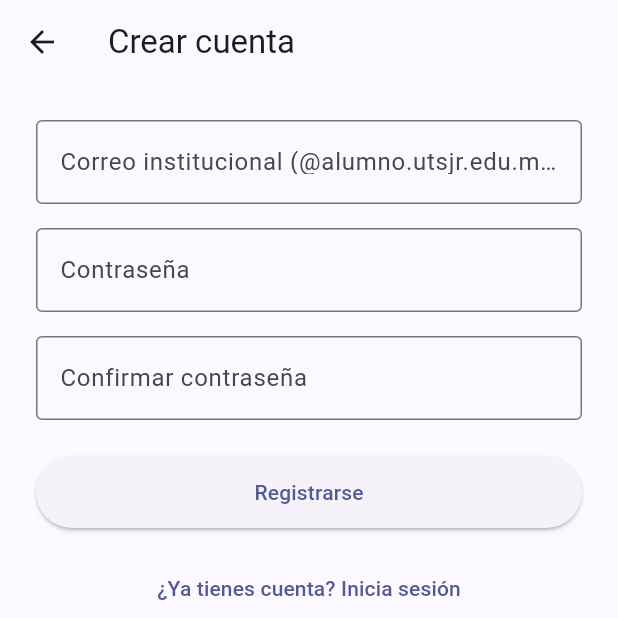
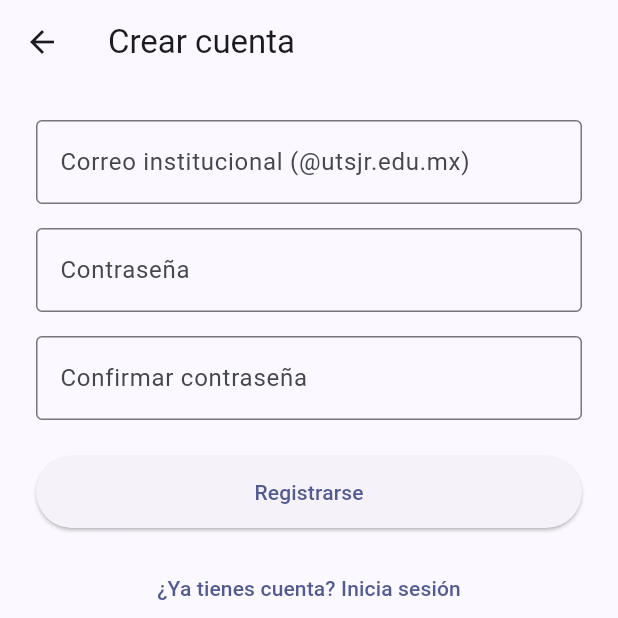
Before and after one commit to Angel050019/UTrueque-DevOps, a Flutter app: the RegistroPage screen opened by its route, on a phone screen of 412 x 824 dp, the top half of it. Run offline on Flutter 3.47's test engine with Material 3 defaults, Android fonts, the phone set to English and light mode, and no system bars; our stand-ins replace connectivity_plus, equatable, flutter_bloc, image_picker, supabase_flutter; accounts and stored records are empty.

Commit message:
fix(auth): corregir dominio institucional a @utsjr.edu.mx
El dominio real de la UTSJR es @utsjr.edu.mx. Se corrige en AppConstants,
validador, texto de la pantalla de registro, pruebas, Readme y docs de
Sprint 1 / Plan DevOps. Se agrega una prueba contra dominios parecidos.

Co-Authored-By: Claude Opus 5.5 <noreply@anthropic.com>
Claude-Session: https://claude.ai/code/session_01MYcnPDEy94LqRqZGMW5Hxg

```diff
--- a/app/lib/core/constants/app_constants.dart
+++ b/app/lib/core/constants/app_constants.dart
@@ -4,7 +4,7 @@ class AppConstants {
 
   /// Dominio institucional obligatorio para registro e inicio de sesión.
   /// Ver HU-01: Registro e Inicio de Sesión Institucional.
-  static const String dominioInstitucional = '@alumno.utsjr.edu.mx';
+  static const String dominioInstitucional = '@utsjr.edu.mx';
 
   /// Nombre de la variable de entorno donde se inyecta la URL de Supabase
   /// (definida en GitHub Secrets / --dart-define, nunca hardcodeada).
--- a/app/lib/core/utils/email_validator.dart
+++ b/app/lib/core/utils/email_validator.dart
@@ -13,7 +13,7 @@ class EmailValidator {
   bool tieneFormatoValido(String correo) => _formatoCorreo.hasMatch(correo.trim());
 
   /// Devuelve `true` si [correo] termina exactamente en el dominio
-  /// institucional (`@alumno.utsjr.edu.mx`), sin importar mayúsculas.
+  /// institucional (`@utsjr.edu.mx`), sin importar mayúsculas.
   bool esInstitucional(String correo) {
     final String normalizado = correo.trim().toLowerCase();
     return normalizado.endsWith(AppConstants.dominioInstitucional.toLowerCase());
--- a/app/lib/features/auth/presentation/pages/registro_page.dart
+++ b/app/lib/features/auth/presentation/pages/registro_page.dart
@@ -72,7 +72,7 @@ class _RegistroPageState extends State<RegistroPage> {
               children: [
                 AppTextField(
                   controller: _correoController,
-                  label: 'Correo institucional (@alumno.utsjr.edu.mx)',
+                  label: 'Correo institucional (@utsjr.edu.mx)',
                   tipoTeclado: TextInputType.emailAddress,
                   textoError: _errorCorreo,
                 ),
```
Also changed, not shown: 6 other files.
